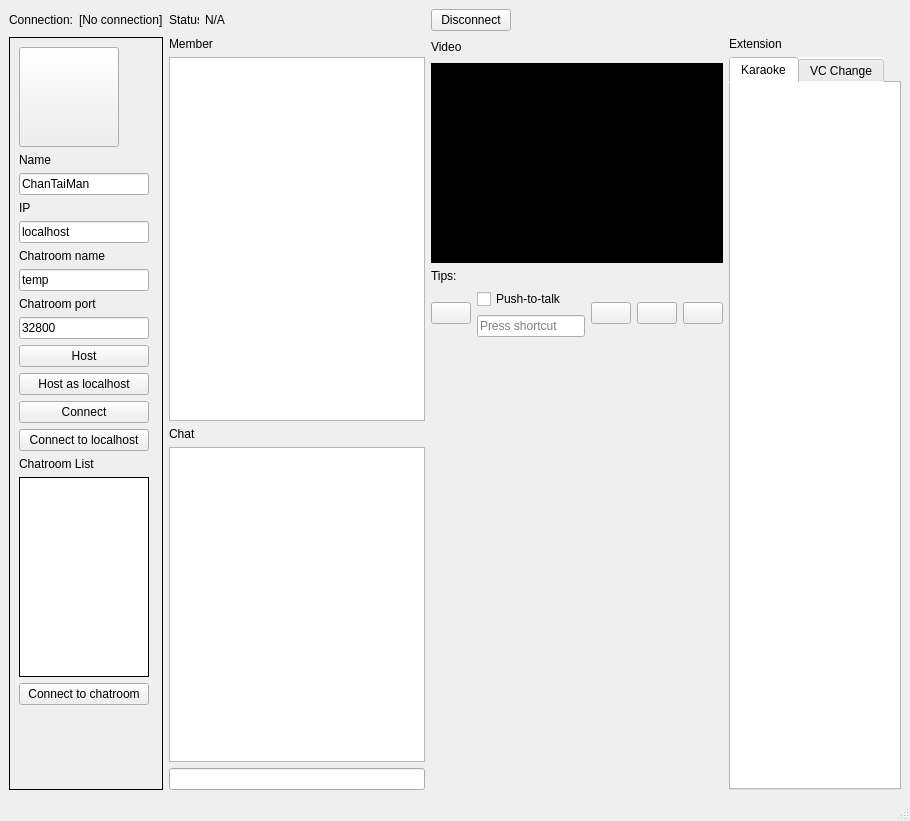
The window that UI/mainWindow.ui (OrangeEgg1937/pj_rm_chat) describes before a commit, drawn with Qt 5.
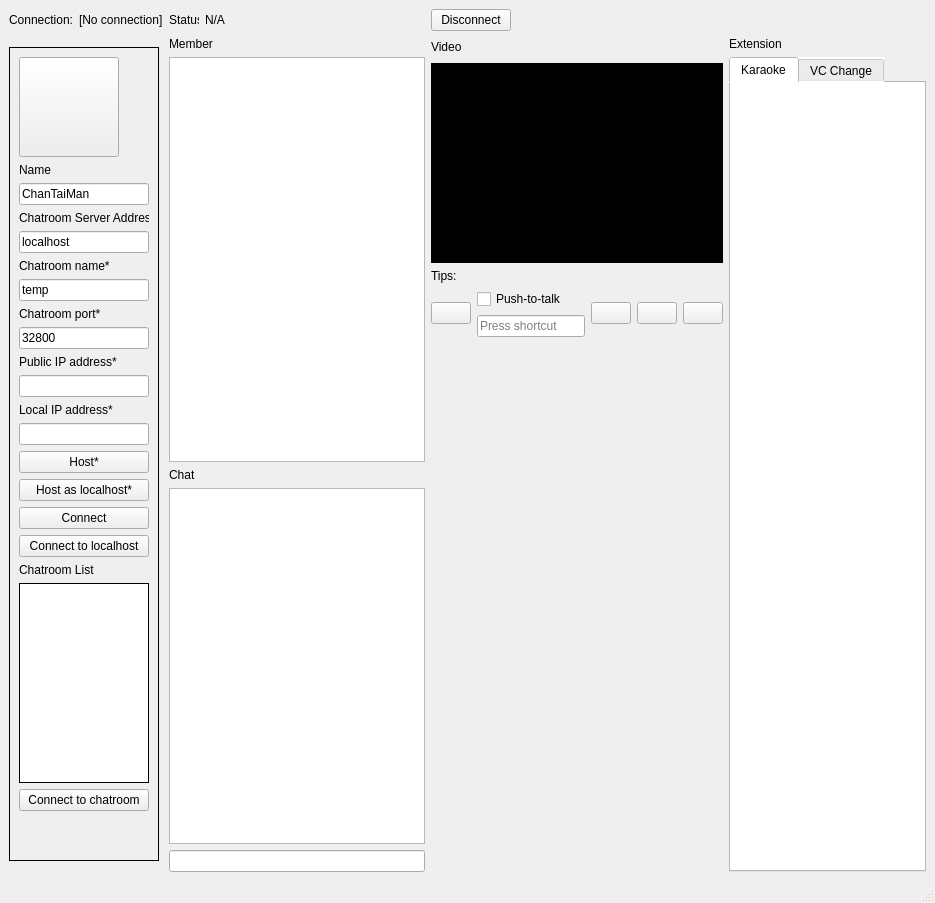
The same window after the commit. Icons and pictures are not drawn.

The edit to the form file:
```diff
--- a/UI/mainWindow.ui
+++ b/UI/mainWindow.ui
@@ -6,8 +6,8 @@
    <rect>
     <x>0</x>
     <y>0</y>
-    <width>910</width>
-    <height>821</height>
+    <width>935</width>
+    <height>903</height>
    </rect>
   </property>
   <property name="minimumSize">
@@ -23,6 +23,12 @@
    <layout class="QGridLayout" name="gridLayout">
     <item row="1" column="0">
      <widget class="QFrame" name="verticalFrame">
+      <property name="sizePolicy">
+       <sizepolicy hsizetype="Fixed" vsizetype="Fixed">
+        <horstretch>0</horstretch>
+        <verstretch>0</verstretch>
+       </sizepolicy>
+      </property>
       <property name="styleSheet">
        <string notr="true">QFrame{
      border: 1px solid rgb(0, 0, 0)
@@ -74,14 +80,14 @@
        <item>
         <widget class="QLabel" name="NameTag">
          <property name="sizePolicy">
-          <sizepolicy hsizetype="Fixed" vsizetype="Preferred">
+          <sizepolicy hsizetype="Fixed" vsizetype="Fixed">
            <horstretch>0</horstretch>
            <verstretch>0</verstretch>
           </sizepolicy>
          </property>
          <property name="minimumSize">
           <size>
-           <width>0</width>
+           <width>130</width>
            <height>0</height>
           </size>
          </property>
@@ -96,7 +102,7 @@
        <item>
         <widget class="QLineEdit" name="username">
          <property name="sizePolicy">
-          <sizepolicy hsizetype="Fixed" vsizetype="Minimum">
+          <sizepolicy hsizetype="Fixed" vsizetype="Fixed">
            <horstretch>0</horstretch>
            <verstretch>0</verstretch>
           </sizepolicy>
@@ -121,14 +127,14 @@
        <item>
         <widget class="QLabel" name="IPTag">
          <property name="sizePolicy">
-          <sizepolicy hsizetype="Fixed" vsizetype="Minimum">
+          <sizepolicy hsizetype="Fixed" vsizetype="Fixed">
            <horstretch>0</horstretch>
            <verstretch>0</verstretch>
           </sizepolicy>
          </property>
          <property name="minimumSize">
           <size>
-           <width>0</width>
+           <width>130</width>
            <height>0</height>
           </size>
          </property>
@@ -142,14 +148,14 @@
           <string notr="true">Border:none</string>
          </property>
          <property name="text">
-          <string>IP</string>
+          <string>Chatroom Server Address</string>
          </property>
         </widget>
        </item>
        <item>
         <widget class="QLineEdit" name="target_ip">
          <property name="sizePolicy">
-          <sizepolicy hsizetype="Fixed" vsizetype="Minimum">
+          <sizepolicy hsizetype="Fixed" vsizetype="Fixed">
            <horstretch>0</horstretch>
            <verstretch>0</verstretch>
           </sizepolicy>
@@ -174,14 +180,14 @@
        <item>
         <widget class="QLabel" name="IPTag_2">
          <property name="sizePolicy">
-          <sizepolicy hsizetype="Fixed" vsizetype="Minimum">
+          <sizepolicy hsizetype="Fixed" vsizetype="Fixed">
            <horstretch>0</horstretch>
            <verstretch>0</verstretch>
           </sizepolicy>
          </property>
          <property name="minimumSize">
           <size>
-           <width>0</width>
+           <width>130</width>
            <height>0</height>
           </size>
          </property>
@@ -189,14 +195,14 @@
           <string notr="true">Border:none</string>
          </property>
          <property name="text">
-          <string>Chatroom name</string>
+          <string>Chatroom name*</string>
          </property>
         </widget>
        </item>
        <item>
         <widget class="QLineEdit" name="chatroom_name">
          <property name="sizePolicy">
-          <sizepolicy hsizetype="Fixed" vsizetype="Minimum">
+          <sizepolicy hsizetype="Fixed" vsizetype="Fixed">
            <horstretch>0</horstretch>
            <verstretch>0</verstretch>
           </sizepolicy>
@@ -221,7 +227,7 @@
        <item>
         <widget class="QLabel" name="label_8">
          <property name="sizePolicy">
-          <sizepolicy hsizetype="Fixed" vsizetype="Preferred">
+          <sizepolicy hsizetype="Fixed" vsizetype="Fixed">
            <horstretch>0</horstretch>
            <verstretch>0</verstretch>
           </sizepolicy>
@@ -242,7 +248,7 @@
           <string notr="true">Border:none</string>
          </property>
          <property name="text">
-          <string>Chatroom port</string>
+          <string>Chatroom port*</string>
          </property>
         </widget>
        </item>
@@ -271,10 +277,104 @@
          </property>
         </widget>
        </item>
+       <item>
+        <widget class="QLabel" name="label">
+         <property name="sizePolicy">
+          <sizepolicy hsizetype="Preferred" vsizetype="Fixed">
+           <horstretch>0</horstretch>
+           <verstretch>0</verstretch>
+          </sizepolicy>
+         </property>
+         <property name="minimumSize">
+          <size>
+           <width>130</width>
+           <height>0</height>
+          </size>
+         </property>
+         <property name="styleSheet">
+          <string notr="true">Border:none</string>
+         </property>
+         <property name="text">
+          <string>Public IP address*</string>
+         </property>
+        </widget>
+       </item>
+       <item>
+        <widget class="QLineEdit" name="publicIP">
+         <property name="sizePolicy">
+          <sizepolicy hsizetype="Fixed" vsizetype="Fixed">
+           <horstretch>0</horstretch>
+           <verstretch>0</verstretch>
+          </sizepolicy>
+         </property>
+         <property name="minimumSize">
+          <size>
+           <width>130</width>
+           <height>0</height>
+          </size>
+         </property>
+         <property name="maximumSize">
+          <size>
+           <width>130</width>
+           <height>16777215</height>
+          </size>
+         </property>
+        </widget>
+       </item>
+       <item>
+        <widget class="QLabel" name="label_9">
+         <property name="sizePolicy">
+          <sizepolicy hsizetype="Fixed" vsizetype="Preferred">
+           <horstretch>0</horstretch>
+           <verstretch>0</verstretch>
+          </sizepolicy>
+         </property>
+         <property name="minimumSize">
+          <size>
+           <width>130</width>
+           <height>0</height>
+          </size>
+         </property>
+         <property name="maximumSize">
+          <size>
+           <width>100</width>
+           <height>16777215</height>
+          </size>
+         </property>
+         <property name="styleSheet">
+          <string notr="true">Border:none</string>
+         </property>
+         <property name="text">
+          <string>Local IP address*</string>
+         </property>
+        </widget>
+       </item>
+       <item>
+        <widget class="QLineEdit" name="lineEdit">
+         <property name="sizePolicy">
+          <sizepolicy hsizetype="Fixed" vsizetype="Fixed">
+           <horstretch>0</horstretch>
+           <verstretch>0</verstretch>
+          </sizepolicy>
+         </property>
+         <property name="minimumSize">
+          <size>
+           <width>130</width>
+           <height>0</height>
+          </size>
+         </property>
+         <property name="maximumSize">
+          <size>
+           <width>100</width>
+           <height>16777215</height>
+          </size>
+         </property>
+        </widget>
+       </item>
        <item>
         <widget class="QPushButton" name="hostBtn">
          <property name="sizePolicy">
-          <sizepolicy hsizetype="Fixed" vsizetype="Minimum">
+          <sizepolicy hsizetype="Fixed" vsizetype="Fixed">
            <horstretch>0</horstretch>
            <verstretch>0</verstretch>
           </sizepolicy>
@@ -286,14 +386,14 @@
           </size>
          </property>
          <property name="text">
-          <string>Host</string>
+          <string>Host*</string>
          </property>
         </widget>
        </item>
        <item>
         <widget class="QPushButton" name="hostLocalhost">
          <property name="sizePolicy">
-          <sizepolicy hsizetype="Fixed" vsizetype="Minimum">
+          <sizepolicy hsizetype="Fixed" vsizetype="Fixed">
            <horstretch>0</horstretch>
            <verstretch>0</verstretch>
           </sizepolicy>
@@ -305,14 +405,14 @@
           </size>
          </property>
          <property name="text">
-          <string>Host as localhost</string>
+          <string>Host as localhost*</string>
          </property>
         </widget>
        </item>
        <item>
         <widget class="QPushButton" name="connectBtn">
          <property name="sizePolicy">
-          <sizepolicy hsizetype="Fixed" vsizetype="Minimum">
+          <sizepolicy hsizetype="Fixed" vsizetype="Fixed">
            <horstretch>0</horstretch>
            <verstretch>0</verstretch>
           </sizepolicy>
@@ -331,7 +431,7 @@
        <item>
         <widget class="QPushButton" name="connectToLocalhost">
          <property name="sizePolicy">
-          <sizepolicy hsizetype="Fixed" vsizetype="Minimum">
+          <sizepolicy hsizetype="Fixed" vsizetype="Fixed">
            <horstretch>0</horstretch>
            <verstretch>0</verstretch>
           </sizepolicy>
@@ -350,7 +450,7 @@
        <item>
         <widget class="QLabel" name="label_4">
          <property name="sizePolicy">
-          <sizepolicy hsizetype="Fixed" vsizetype="Minimum">
+          <sizepolicy hsizetype="Fixed" vsizetype="Fixed">
            <horstretch>0</horstretch>
            <verstretch>0</verstretch>
           </sizepolicy>
@@ -372,14 +472,14 @@
        <item>
         <widget class="QListWidget" name="chatroom_list">
          <property name="sizePolicy">
-          <sizepolicy hsizetype="Fixed" vsizetype="Expanding">
+          <sizepolicy hsizetype="Fixed" vsizetype="Fixed">
            <horstretch>0</horstretch>
            <verstretch>0</verstretch>
           </sizepolicy>
          </property>
          <property name="minimumSize">
           <size>
-           <width>0</width>
+           <width>130</width>
            <height>200</height>
           </size>
          </property>
@@ -394,11 +494,17 @@
        <item>
         <widget class="QPushButton" name="connect_to_chat">
          <property name="sizePolicy">
-          <sizepolicy hsizetype="Fixed" vsizetype="Minimum">
+          <sizepolicy hsizetype="Fixed" vsizetype="Fixed">
            <horstretch>0</horstretch>
            <verstretch>0</verstretch>
           </sizepolicy>
          </property>
+         <property name="minimumSize">
+          <size>
+           <width>130</width>
+           <height>0</height>
+          </size>
+         </property>
          <property name="maximumSize">
           <size>
            <width>130</width>
```
Left out of the diff: 2 changed lines with no effect on the pictures.
